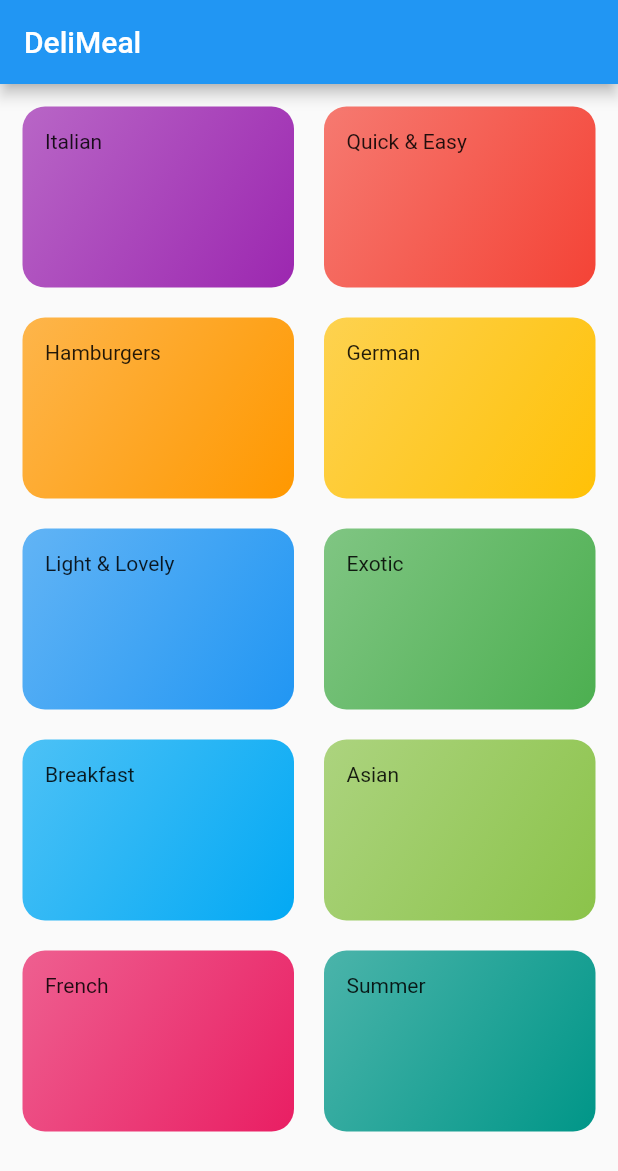
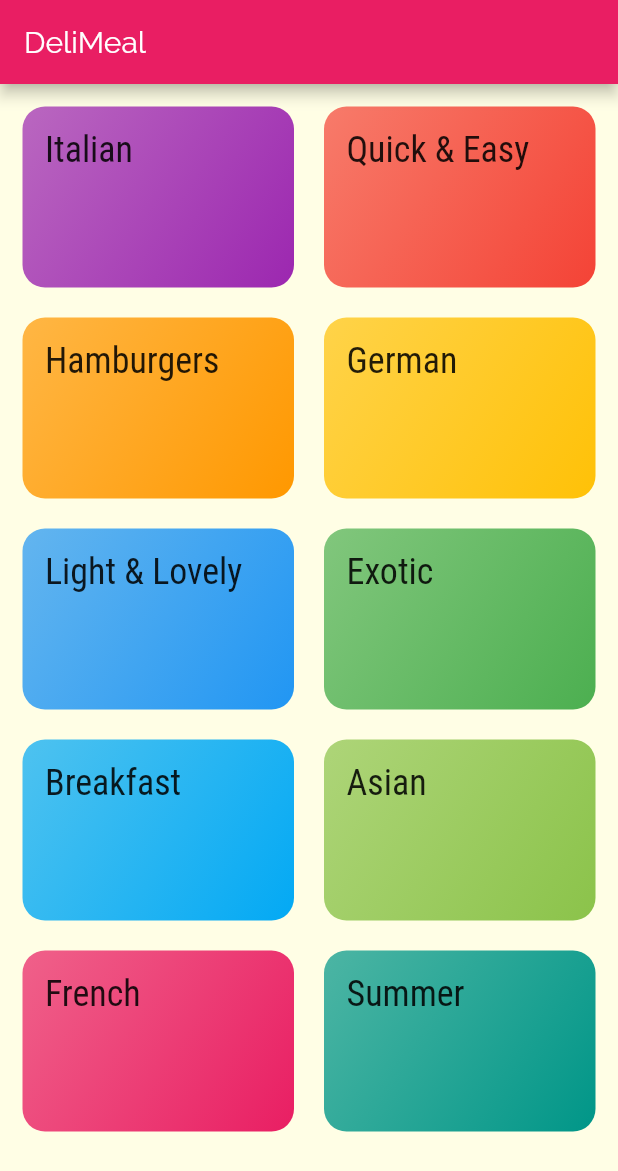
Before and after one commit to LeeCherry731/flutter_navigation_multiple_screens, a Flutter app: the screen it shows after launch, on a phone screen of 412 x 824 dp. Shown: the top 1171 px of the screen. Run offline on Flutter 3.47's test engine with Material 2 defaults, Android fonts, the phone set to English and light mode, and no system bars.

Commit message:
add colors theme and fonts theme

```diff
--- a/lib/main.dart
+++ b/lib/main.dart
@@ -14,6 +14,21 @@
       // hide the debug banner
       debugShowCheckedModeBanner: false,
       title: "Kindacode.com",
+      theme: ThemeData(
+        primarySwatch: Colors.pink,
+        accentColor: Colors.amber,
+        canvasColor: Color.fromRGBO(255, 254, 229, 1),
+        fontFamily: 'Raleway',
+        textTheme: ThemeData.light().textTheme.copyWith(
+              bodyText1: TextStyle(
+                color: Color.fromRGBO(20, 51, 51, 1),
+              ),
+              bodyText2: TextStyle(
+                color: Color.fromRGBO(20, 51, 51, 1),
+              ),
+              headline6: TextStyle(fontSize: 24, fontFamily: 'RobotoCondensed'),
+            ),
+      ),
       home: CategoriesScreen(),
     );
   }
--- a/lib/widgets/category_item.dart
+++ b/lib/widgets/category_item.dart
@@ -12,7 +12,10 @@
   Widget build(BuildContext context) {
     return Container(
       padding: const EdgeInsets.all(15),
-      child: Text(title),
+      child: Text(
+        title,
+        style: Theme.of(context).textTheme.headline6,
+      ),
       decoration: BoxDecoration(
         gradient: LinearGradient(
           colors: [
```
Also changed, not shown: pubspec.yaml (+17 -6 lines), assets/fonts/Raleway-Black.ttf (added), assets/fonts/Raleway-Bold.ttf (added), assets/fonts/Raleway-Regular.ttf (added), assets/fonts/RobotoCondensed-Bold.ttf (added), assets/fonts/RobotoCondensed-Italic.ttf (added), assets/fonts/RobotoCondensed-Light.ttf (added), assets/fonts/RobotoCondensed-Regular.ttf (added).
